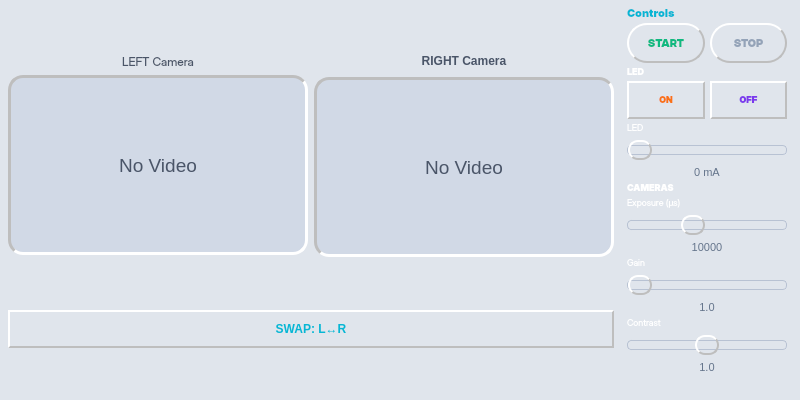
This is src/gui/ui/camera_preview_widget.ui in SupernovaIndustries/unlook-standalone as Qt 5 draws it before an edit. The edited form follows.
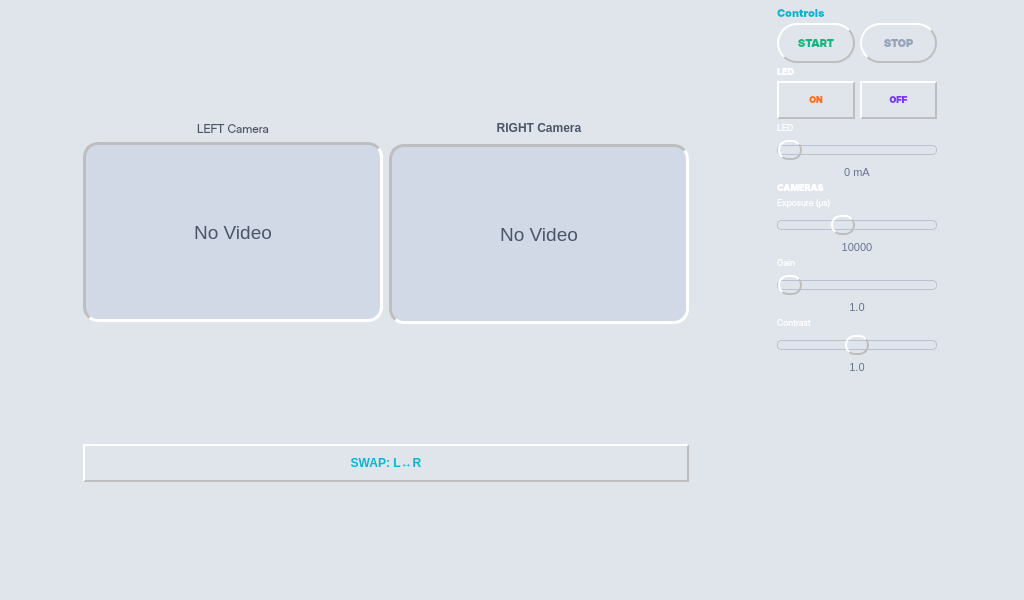
This is the edited form.

The edit to the form file:
```diff
--- a/src/gui/ui/camera_preview_widget.ui
+++ b/src/gui/ui/camera_preview_widget.ui
@@ -6,8 +6,8 @@
    <rect>
     <x>0</x>
     <y>0</y>
-    <width>800</width>
-    <height>400</height>
+    <width>1024</width>
+    <height>600</height>
    </rect>
   </property>
   <property name="windowTitle">
```
